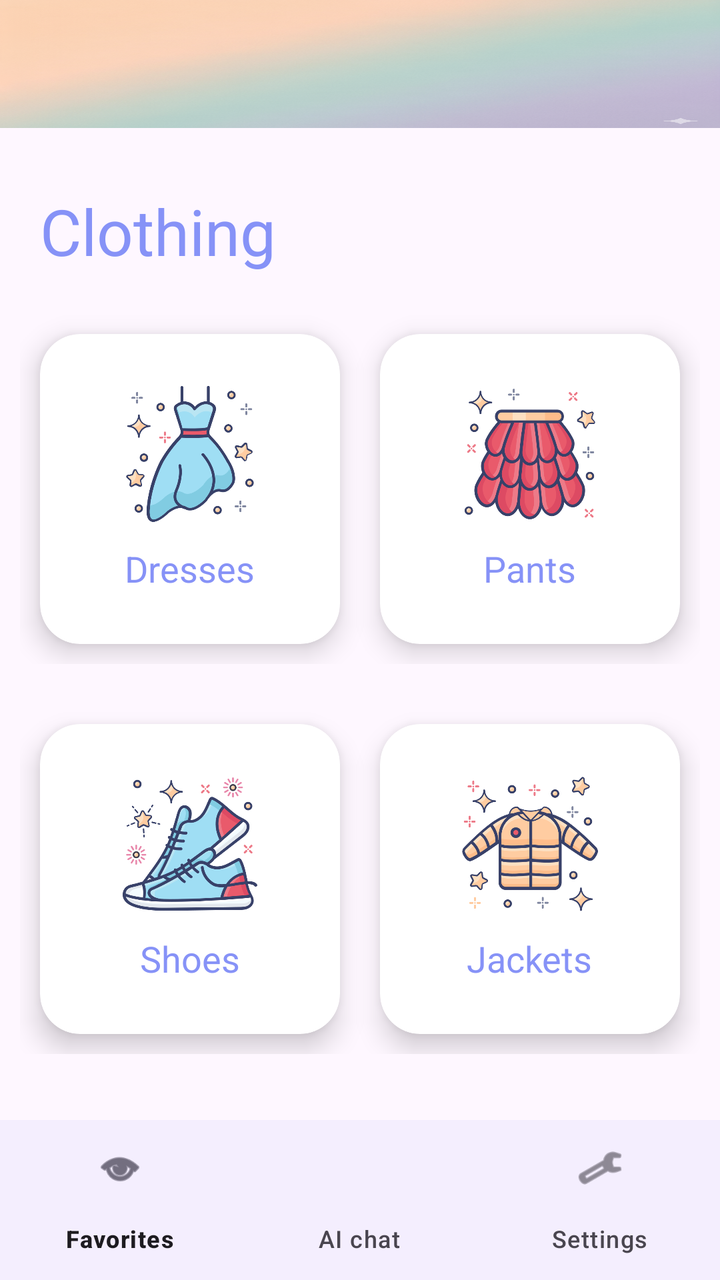
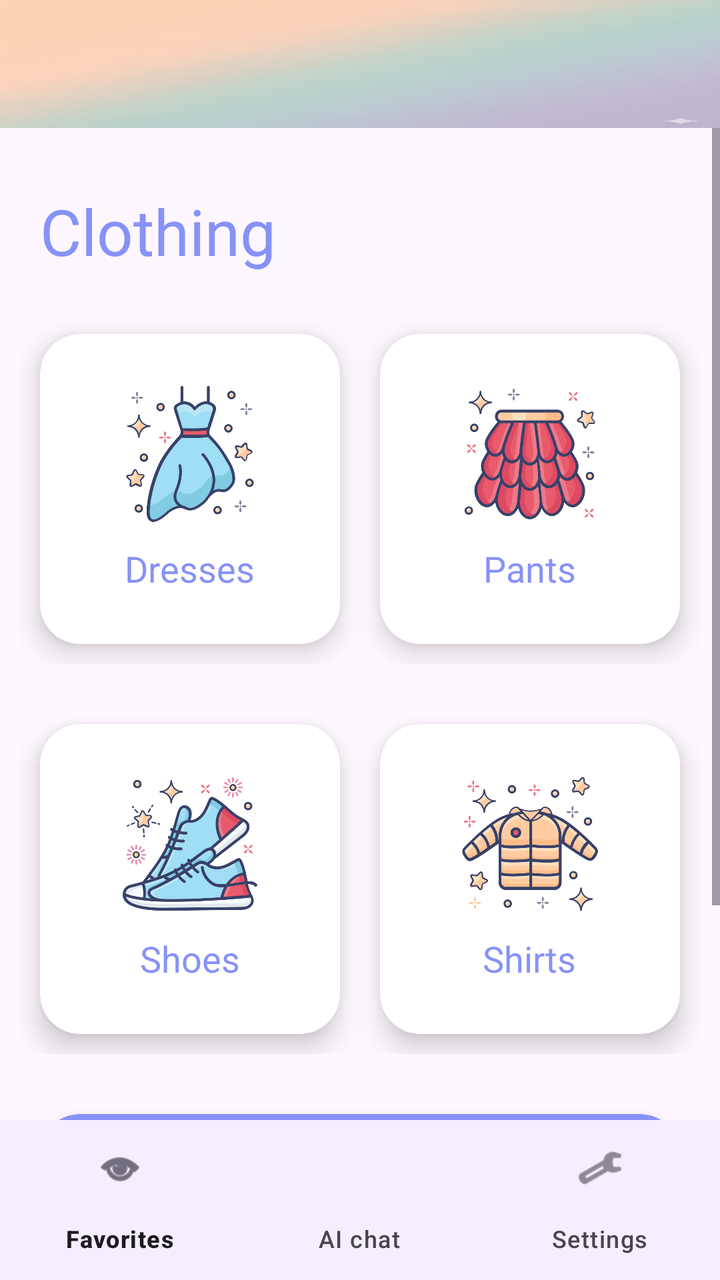

Compare the two renders of this Android layout. The source of the first and the diff that turns it into the second are given below.
<!-- AndroidManifest.xml: application theme Theme.Login -->
<!-- res/layout/activity_home.xml -->
<androidx.drawerlayout.widget.DrawerLayout
    xmlns:android="http://schemas.android.com/apk/res/android"
    xmlns:app="http://schemas.android.com/apk/res-auto"
    android:id="@+id/drawer_layout"
    android:layout_width="match_parent"
    android:layout_height="match_parent">

    <RelativeLayout
        android:layout_width="match_parent"
        android:layout_height="match_parent">

        <androidx.appcompat.widget.Toolbar
            android:id="@+id/toolbar"
            android:layout_width="match_parent"
            android:layout_height="?attr/actionBarSize"
            android:background="@drawable/backgroundloginsignup" />

        <ScrollView
            android:layout_width="match_parent"
            android:layout_height="match_parent"
            android:layout_below="@id/toolbar"
            android:layout_above="@+id/bottom_navigation">

            <androidx.constraintlayout.widget.ConstraintLayout
                android:layout_width="match_parent"
                android:layout_height="wrap_content"
                android:padding="10dp">

                <TextView
                    android:id="@+id/head"
                    android:layout_width="wrap_content"
                    android:layout_height="wrap_content"
                    android:text="Clothing"
                    android:textSize="32sp"
                    android:textColor="@color/purpule"
                    app:layout_constraintTop_toTopOf="parent"
                    app:layout_constraintStart_toStartOf="parent"
                    android:layout_marginStart="10dp"
                    android:layout_marginTop="20dp"/>

                <LinearLayout
                    android:id="@+id/row1"
                    android:layout_width="match_parent"
                    android:layout_height="175dp"
                    android:orientation="horizontal"
                    android:layout_marginTop="20dp"
                    app:layout_constraintTop_toBottomOf="@id/head"
                    app:layout_constraintStart_toStartOf="parent"
                    app:layout_constraintEnd_toEndOf="parent">

                    <androidx.cardview.widget.CardView
                        android:id="@+id/DressCard"
                        android:layout_width="0dp"
                        android:layout_height="match_parent"
                        android:layout_margin="10dp"
                        android:layout_weight="1"
                        app:cardElevation="8dp"
                        app:cardCornerRadius="20dp">

                        <RelativeLayout
                            android:layout_width="match_parent"
                            android:layout_height="match_parent">
                            <ImageView
                                android:id="@+id/Dress"
                                android:layout_width="70dp"
                                android:layout_height="70dp"
                                android:src="@drawable/dress"
                                android:layout_centerHorizontal="true"
                                android:layout_marginTop="25dp"/>
                            <TextView
                                android:id="@+id/dressImage"
                                android:layout_width="wrap_content"
                                android:layout_height="wrap_content"
                                android:text="Dresses"
                                android:textSize="18sp"
                                android:textColor="@color/purpule"
                                android:layout_below="@id/Dress"
                                android:layout_centerHorizontal="true"
                                android:layout_marginTop="10dp"/>
                        </RelativeLayout>
                    </androidx.cardview.widget.CardView>

                    <androidx.cardview.widget.CardView
                        android:id="@+id/PantsCard"
                        android:layout_width="0dp"
                        android:layout_height="match_parent"
                        android:layout_margin="10dp"
                        android:layout_weight="1"
                        app:cardElevation="8dp"
                        app:cardCornerRadius="20dp">

                        <RelativeLayout
                            android:layout_width="match_parent"
                            android:layout_height="match_parent">
                            <ImageView
                                android:id="@+id/Pants"
                                android:layout_width="70dp"
                                android:layout_height="70dp"
                                android:src="@drawable/pants"
                                android:layout_centerHorizontal="true"
                                android:layout_marginTop="25dp"/>
                            <TextView
                                android:id="@+id/pantsImage"
                                android:layout_width="wrap_content"
                                android:layout_height="wrap_content"
                                android:text="Pants"
                                android:textSize="18sp"
                                android:textColor="@color/purpule"
                                android:layout_below="@id/Pants"
                                android:layout_centerHorizontal="true"
                                android:layout_marginTop="10dp"/>
                        </RelativeLayout>
                    </androidx.cardview.widget.CardView>
                </LinearLayout>

                <LinearLayout
                    android:id="@+id/row2"
                    android:layout_width="match_parent"
                    android:layout_height="175dp"
                    android:orientation="horizontal"
                    android:layout_marginTop="20dp"
                    app:layout_constraintTop_toBottomOf="@id/row1"
                    app:layout_constraintStart_toStartOf="parent"
                    app:layout_constraintEnd_toEndOf="parent">

                    <androidx.cardview.widget.CardView
                        android:id="@+id/ShoesCard"
                        android:layout_width="0dp"
                        android:layout_height="match_parent"
                        android:layout_margin="10dp"
                        android:layout_weight="1"
                        app:cardElevation="8dp"
                        app:cardCornerRadius="20dp">

                        <RelativeLayout
                            android:layout_width="match_parent"
                            android:layout_height="match_parent">
                            <ImageView
                                android:id="@+id/Shoes"
                                android:layout_width="70dp"
                                android:layout_height="70dp"
                                android:src="@drawable/shoes"
                                android:layout_centerHorizontal="true"
                                android:layout_marginTop="25dp"/>
                            <TextView
                                android:id="@+id/shoesImage"
                                android:layout_width="wrap_content"
                                android:layout_height="wrap_content"
                                android:text="Shoes"
                                android:textSize="18sp"
                                android:textColor="@color/purpule"
                                android:layout_below="@id/Shoes"
                                android:layout_centerHorizontal="true"
                                android:layout_marginTop="10dp"/>
                        </RelativeLayout>
                    </androidx.cardview.widget.CardView>

                    <androidx.cardview.widget.CardView
                        android:id="@+id/JacketCard"
                        android:layout_width="0dp"
                        android:layout_height="match_parent"
                        android:layout_margin="10dp"
                        android:layout_weight="1"
                        app:cardElevation="8dp"
                        app:cardCornerRadius="20dp">

                        <RelativeLayout
                            android:layout_width="match_parent"
                            android:layout_height="match_parent">
                            <ImageView
                                android:id="@+id/Jacket"
                                android:layout_width="70dp"
                                android:layout_height="70dp"
                                android:src="@drawable/jacket"
                                android:layout_centerHorizontal="true"
                                android:layout_marginTop="25dp"/>
                            <TextView
                                android:id="@+id/jacketImage"
                                android:layout_width="wrap_content"
                                android:layout_height="wrap_content"
                                android:text="Jackets"
                                android:textSize="18sp"
                                android:textColor="@color/purpule"
                                android:layout_below="@id/Jacket"
                                android:layout_centerHorizontal="true"
                                android:layout_marginTop="10dp"/>
                        </RelativeLayout>
                    </androidx.cardview.widget.CardView>
                </LinearLayout>

            </androidx.constraintlayout.widget.ConstraintLayout>
        </ScrollView>


        <FrameLayout
            android:id="@+id/fragment_container"
            android:layout_width="match_parent"
            android:layout_height="match_parent"
            android:layout_above="@id/bottom_navigation" />

        <com.google.android.material.bottomnavigation.BottomNavigationView
            android:id="@+id/bottom_navigation"
            android:layout_width="match_parent"
            android:layout_height="wrap_content"
            android:layout_alignParentBottom="true"
            android:background="?android:attr/windowBackground"
            app:menu="@menu/bottom_nav_menu" />


    </RelativeLayout>

    <com.google.android.material.navigation.NavigationView
        android:id="@+id/nav_view"
        android:layout_width="wrap_content"
        android:layout_height="match_parent"
        android:layout_gravity="start"
        app:headerLayout="@layout/nav_header"
        app:menu="@menu/drawer_menu" />

</androidx.drawerlayout.widget.DrawerLayout>
<!-- res/layout/nav_header.xml (included above) -->
<?xml version="1.0" encoding="utf-8"?>
<LinearLayout xmlns:android="http://schemas.android.com/apk/res/android"
    android:layout_width="match_parent"
    android:layout_height="176dp"
    android:background="@color/purpule"
    android:gravity="bottom"
    android:orientation="vertical"
    android:padding="16dp"
    android:theme="@style/ThemeOverlay.AppCompat.Dark">

    <ImageView
        android:layout_width="64dp"
        android:layout_height="64dp"
        android:paddingTop="8dp"
        android:src="@android:drawable/ic_menu_gallery" />

    <TextView
        android:layout_width="match_parent"
        android:layout_height="wrap_content"
        android:paddingTop="8dp"
        android:text="Profile"
        android:textAppearance="@style/TextAppearance.AppCompat.Body1"
        android:textStyle="bold" />

    <TextView
        android:id="@+id/user_email_header"
        android:layout_width="match_parent"
        android:layout_height="wrap_content"
        android:text="user@gmail.com" />

</LinearLayout>
<!-- resources referenced by this layout -->
<resources>
  <color name="purpule">#8692f7</color>
  <!-- drawable backgroundloginsignup: png bitmap (drawable, 1046387 bytes) -->
  <!-- drawable dress: png bitmap (drawable, 50812 bytes) -->
  <!-- drawable jacket: png bitmap (drawable, 63109 bytes) -->
  <!-- drawable pants: png bitmap (drawable, 67068 bytes) -->
  <!-- drawable shoes: png bitmap (drawable, 80809 bytes) -->
  <style name="Theme.Login" parent="Base.Theme.Login" />
  <style name="Base.Theme.Login" parent="Theme.Material3.DayNight.NoActionBar">
          <item name="colorPrimary">@color/purpule</item>
          
          
      </style>
</resources>

<!-- the commit's change to res/layout/activity_home.xml (unified diff, before → after) -->
@@ -178,19 +178,66 @@
                                 android:id="@+id/jacketImage"
                                 android:layout_width="wrap_content"
                                 android:layout_height="wrap_content"
-                                android:text="Jackets"
+                                android:text="Shirts"
                                 android:textSize="18sp"
                                 android:textColor="@color/purpule"
                                 android:layout_below="@id/Jacket"
                                 android:layout_centerHorizontal="true"
                                 android:layout_marginTop="10dp"/>
+                        </RelativeLayout>
+                    </androidx.cardview.widget.CardView>
+                </LinearLayout>
+
+                <LinearLayout
+                    android:id="@+id/row3"
+                    android:layout_width="match_parent"
+                    android:layout_height="120dp"
+                    android:orientation="horizontal"
+                    android:layout_marginTop="20dp"
+                    android:layout_marginBottom="20dp"
+                    app:layout_constraintTop_toBottomOf="@id/row2"
+                    app:layout_constraintStart_toStartOf="parent"
+                    app:layout_constraintEnd_toEndOf="parent"
+                    app:layout_constraintBottom_toBottomOf="parent">
+
+                    <androidx.cardview.widget.CardView
+                        android:id="@+id/btnMyLooks"
+                        android:layout_width="match_parent"
+                        android:layout_height="match_parent"
+                        android:layout_margin="10dp"
+                        app:cardElevation="8dp"
+                        app:cardCornerRadius="20dp"
+                        app:cardBackgroundColor="@color/purpule">
+
+                        <RelativeLayout
+                            android:layout_width="match_parent"
+                            android:layout_height="match_parent">
+
+                            <ImageView
+                                android:id="@+id/imgLook"
+                                android:layout_width="50dp"
+                                android:layout_height="50dp"
+                                android:src="@drawable/ic_outfit_hanger"
+                                android:layout_centerVertical="true"
+                                android:layout_marginStart="25dp"
+                                app:tint="@android:color/white" />
+
+                            <TextView
+                                android:layout_width="wrap_content"
+                                android:layout_height="wrap_content"
+                                android:text="My Looks"
+                                android:textSize="22sp"
+                                android:textStyle="bold"
+                                android:textColor="@android:color/white"
+                                android:layout_centerVertical="true"
+                                android:layout_toEndOf="@id/imgLook"
+                                android:layout_marginStart="20dp"/>
                         </RelativeLayout>
                     </androidx.cardview.widget.CardView>
                 </LinearLayout>
 
             </androidx.constraintlayout.widget.ConstraintLayout>
         </ScrollView>
-
 
         <FrameLayout
             android:id="@+id/fragment_container"
@@ -205,7 +252,6 @@
             android:layout_alignParentBottom="true"
             android:background="?android:attr/windowBackground"
             app:menu="@menu/bottom_nav_menu" />
-
 
     </RelativeLayout>
 
@@ -229,11 +275,8 @@
     android:padding="16dp"
     android:theme="@style/ThemeOverlay.AppCompat.Dark">
 
-    <ImageView
-        android:layout_width="64dp"
-        android:layout_height="64dp"
-        android:paddingTop="8dp"
-        android:src="@android:drawable/ic_menu_gallery" />
+
+
 
     <TextView
         android:layout_width="match_parent"
<!-- resource entries referenced after the edit -->
@@ -3,6 +3,12 @@
   <color name="purpule">#8692f7</color>
   <!-- drawable backgroundloginsignup: png bitmap (drawable, 1046387 bytes) -->
   <!-- drawable dress: png bitmap (drawable, 50812 bytes) -->
+  <!-- drawable ic_outfit_hanger (drawable) -->
+  <vector xmlns:android="http://schemas.android.com/apk/res/android" android:height="24dp" android:tint="#000000" android:viewportHeight="24" android:viewportWidth="24" android:width="24dp">
+        
+      <path android:fillColor="@android:color/white" android:pathData="M21.6,18.2L13,11.75v-0.91c1.65,-0.49 2.8,-2.17 2.43,-4.05c-0.26,-1.31 -1.3,-2.4 -2.61,-2.7C10.54,3.57 8.5,5.3 8.5,7.5h2C10.5,6.67 11.17,6 12,6s1.5,0.67 1.5,1.5c0,0.84 -0.69,1.52 -1.53,1.5C11.43,8.99 11,9.45 11,9.99v1.76L2.4,18.2C1.63,18.78 2.04,20 3,20h9h9C21.96,20 22.37,18.78 21.6,18.2zM6,18l6,-4.5l6,4.5H6z"/>
+      
+  </vector>
   <!-- drawable jacket: png bitmap (drawable, 63109 bytes) -->
   <!-- drawable pants: png bitmap (drawable, 67068 bytes) -->
   <!-- drawable shoes: png bitmap (drawable, 80809 bytes) -->
